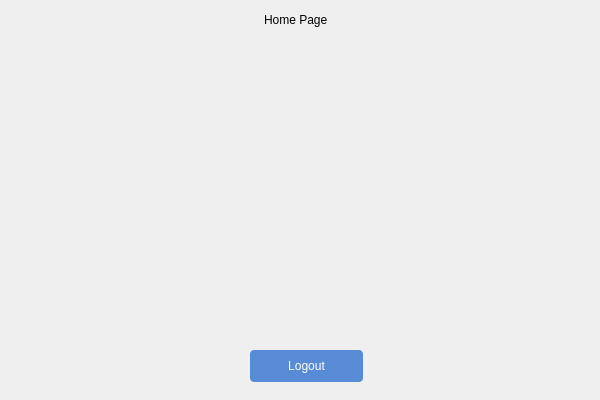
Qt form HomePage.ui (OrbitScripts/QuwiWidget) before a commit.
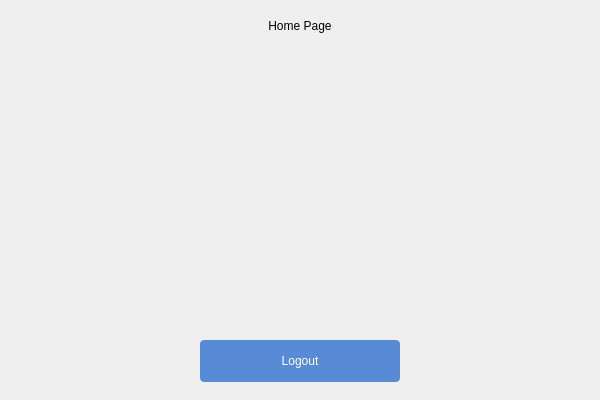
The same form after that commit.

```diff
--- a/HomePage.ui
+++ b/HomePage.ui
@@ -27,25 +27,34 @@
   <widget class="QLabel" name="label">
    <property name="geometry">
     <rect>
-     <x>264</x>
-     <y>12</y>
-     <width>71</width>
-     <height>16</height>
+     <x>0</x>
+     <y>0</y>
+     <width>600</width>
+     <height>52</height>
     </rect>
    </property>
    <property name="text">
     <string>Home Page</string>
    </property>
+   <property name="alignment">
+    <set>Qt::AlignCenter</set>
+   </property>
   </widget>
   <widget class="QPushButton" name="logoutButton">
    <property name="geometry">
     <rect>
-     <x>250</x>
-     <y>350</y>
-     <width>113</width>
-     <height>32</height>
+     <x>200</x>
+     <y>340</y>
+     <width>200</width>
+     <height>42</height>
     </rect>
    </property>
+   <property name="sizePolicy">
+    <sizepolicy hsizetype="Fixed" vsizetype="Fixed">
+     <horstretch>0</horstretch>
+     <verstretch>0</verstretch>
+    </sizepolicy>
+   </property>
    <property name="text">
     <string>Logout</string>
    </property>
```
